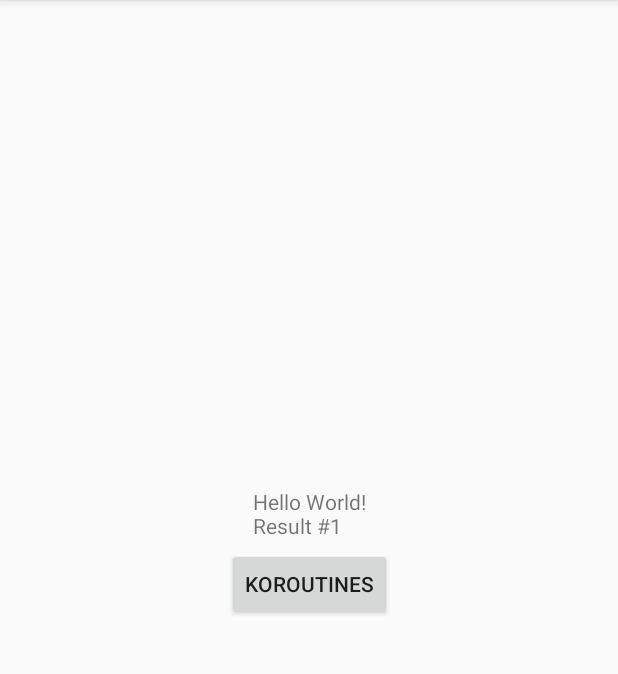
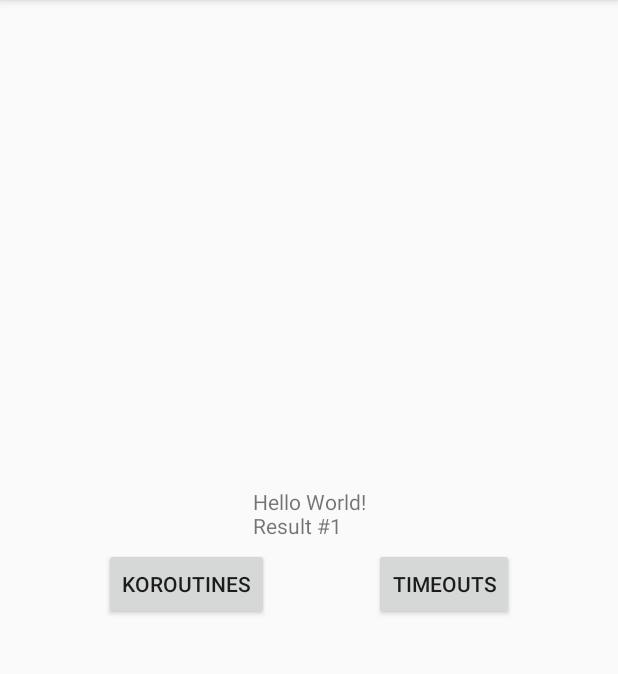
Before and after one commit to shafayatb/KotlinCoroutines, an Android app: the screen it shows after launch (MainActivity), after a tap on "KOROUTINES", on a phone screen of 412 x 824 dp, the part 84-758 px from its top. Run offline under Robolectric (Android 15) with nearby library versions, the phone set to English and light mode, and no system bars.

Commit message:
Job Timeouts with coroutines

```diff
--- a/app/src/main/java/com/baldystudios/kotlincoroutines/MainActivity.kt
+++ b/app/src/main/java/com/baldystudios/kotlincoroutines/MainActivity.kt
@@ -3,27 +3,33 @@ package com.baldystudios.kotlincoroutines
 import android.os.Bundle
 import androidx.appcompat.app.AppCompatActivity
 import kotlinx.android.synthetic.main.activity_main.*
-import kotlinx.coroutines.CoroutineScope
+import kotlinx.coroutines.*
 import kotlinx.coroutines.Dispatchers.IO
 import kotlinx.coroutines.Dispatchers.Main
-import kotlinx.coroutines.delay
-import kotlinx.coroutines.launch
-import kotlinx.coroutines.withContext
 
 class MainActivity : AppCompatActivity() {
 
     private val RESULT_1 = "Result #1"
     private val RESULT_2 = "Result #2"
+    private val JOB_TIMEOUT = 1900L
+
 
     override fun onCreate(savedInstanceState: Bundle?) {
         super.onCreate(savedInstanceState)
         setContentView(R.layout.activity_main)
 
-        button.setOnClickListener {
+        normalJobButton.setOnClickListener {
 
             //IO, Main, Default
             CoroutineScope(IO).launch {
                 fakeApiRequest()
+            }
+
+        }
+
+        jobWithTimeoutButton.setOnClickListener {
+            CoroutineScope(IO).launch {
+                fakeApiRequestWithTimeout()
             }
 
         }
@@ -36,15 +42,20 @@ class MainActivity : AppCompatActivity() {
         text.text = newText
     }
 
-    private suspend fun setTextOnMainThread(input: String){
+    private suspend fun setTextOnMainThread(input: String) {
 
-        withContext(Main){
+        withContext(Main) {
             setNewText(input)
         }
 
     }
 
-    private suspend fun fakeApiRequest() {
+
+    private suspend fun fakeApiRequestWithTimeout() {
+
+        withContext(IO) {
+
+            val job = withTimeoutOrNull(JOB_TIMEOUT) {
                 val result1 = getResult1FromApi()
                 println("debug: $result1")
                 setTextOnMainThread(result1)
@@ -53,6 +64,34 @@ class MainActivity : AppCompatActivity() {
                 val result2 = getResult2FromApi()
                 println("debug: $result2")
                 setTextOnMainThread(result2)
+            }
+
+            if (job == null) {
+
+                val cancelJob = "Cancelling job... job took longer than $JOB_TIMEOUT ms"
+                setTextOnMainThread(cancelJob)
+
+            }
+
+        }
+    }
+
+    private suspend fun fakeApiRequest() {
+
+        withContext(IO) {
+
+            val job = launch {
+                val result1 = getResult1FromApi()
+                println("debug: $result1")
+                setTextOnMainThread(result1)
+
+
+                val result2 = getResult2FromApi()
+                println("debug: $result2")
+                setTextOnMainThread(result2)
+            }
+
+        }
     }
 
     private suspend fun getResult1FromApi(): String {
--- a/app/src/main/res/layout/activity_main.xml
+++ b/app/src/main/res/layout/activity_main.xml
@@ -11,21 +11,32 @@
         android:layout_width="wrap_content"
         android:layout_height="wrap_content"
         android:text="Hello World!"
-        app:layout_constraintBottom_toTopOf="@id/button"
+        app:layout_constraintBottom_toTopOf="@id/normalJobButton"
         app:layout_constraintLeft_toLeftOf="parent"
         android:layout_marginBottom="5dp"
         app:layout_constraintRight_toRightOf="parent" />
 
 
     <androidx.appcompat.widget.AppCompatButton
-        android:id="@+id/button"
+        android:id="@+id/normalJobButton"
         android:layout_width="wrap_content"
         android:layout_height="wrap_content"
         android:layout_marginTop="10dp"
         android:text="Koroutines"
         app:layout_constraintBottom_toBottomOf="parent"
-        app:layout_constraintEnd_toEndOf="parent"
+        app:layout_constraintEnd_toStartOf="@id/jobWithTimeoutButton"
         app:layout_constraintStart_toStartOf="parent"
         app:layout_constraintTop_toTopOf="parent" />
 
+    <androidx.appcompat.widget.AppCompatButton
+        android:id="@+id/jobWithTimeoutButton"
+        android:layout_width="wrap_content"
+        android:layout_height="wrap_content"
+        android:layout_marginTop="10dp"
+        android:text="TimeOuts"
+        app:layout_constraintBottom_toBottomOf="parent"
+        app:layout_constraintEnd_toEndOf="parent"
+        app:layout_constraintStart_toEndOf="@id/normalJobButton"
+        app:layout_constraintTop_toTopOf="parent" />
+
 </androidx.constraintlayout.widget.ConstraintLayout>
```
Lines whose indentation alone changed are shown as unchanged.
